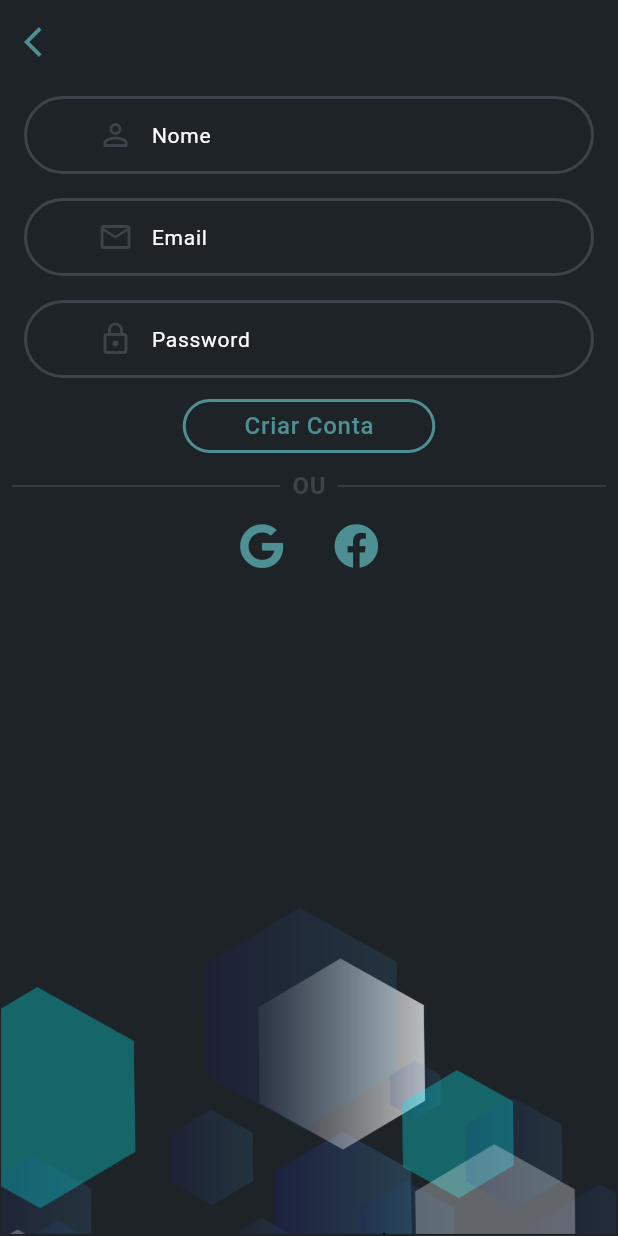
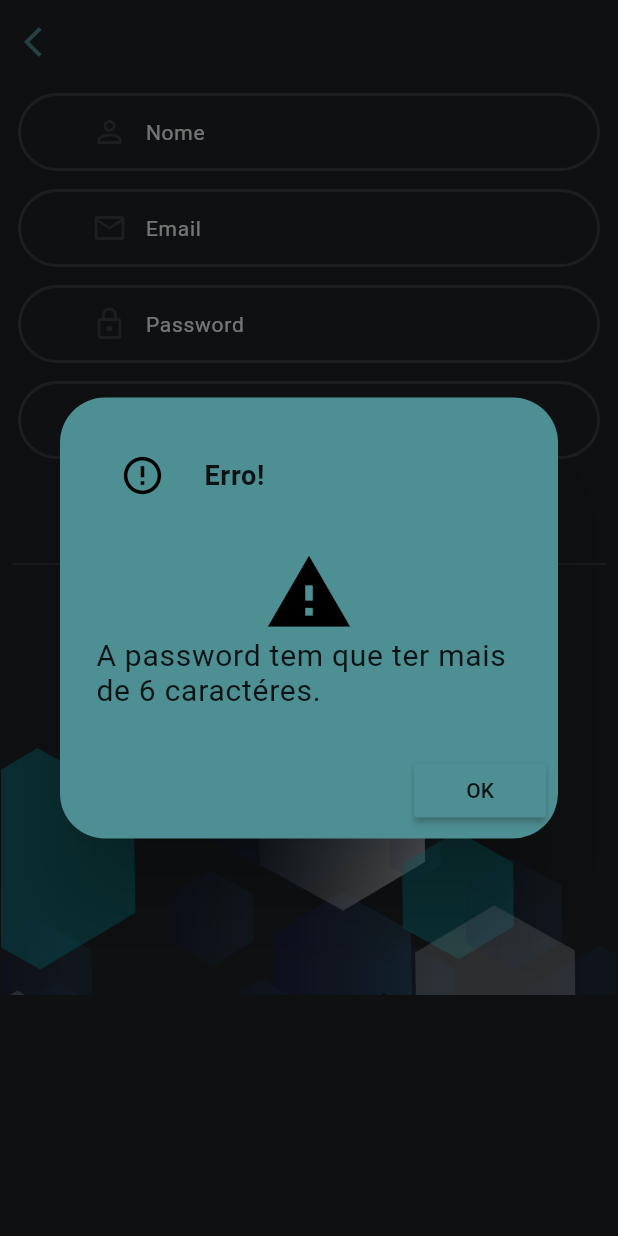
Before and after one commit to nugaa/chatme_app, a Flutter app: the TelaRegisto screen opened by its route, after a tap on "Criar Conta", on a phone screen of 412 x 824 dp. Run offline on Flutter 3.47's test engine with Material 2 defaults, Android fonts, the phone set to English and light mode, and no system bars; our stand-ins replace firebase_auth, firebase_core, font_awesome_flutter; accounts and stored records are empty; Roboto replaces fonts that are missing (Ubuntu-Regular).

```diff
--- a/lib/constantes.dart
+++ b/lib/constantes.dart
@@ -4,7 +4,8 @@ const Color corScaffold = Color(0xFF1E2328);
 const Color corUserMsg = Color(0xFF3E424B);
 const Color corBotao = Color(0xFF4E8F93);
 
-/** AVATARS **/
+/// AVATARS ///
 const Color corOnline = Color(0xFF64DD19);
 const Color corOffline = Color(0xFFbdbdbd);
-/**         **/
+
+///         ///
--- /dev/null
+++ b/lib/customwidgets/alertcustom.dart
@@ -0,0 +1,50 @@
+import 'package:chatme/constantes.dart';
+import 'package:chatme/customwidgets/textstylescustom.dart';
+import 'package:flutter/material.dart';
+
+AlertDialog alertaDialog({String titulo, String msgerro, Function onPress}) {
+  return AlertDialog(
+    backgroundColor: corBotao,
+    shape: RoundedRectangleBorder(
+      borderRadius: BorderRadius.circular(30.0),
+    ),
+    title: ListTile(
+      leading: Icon(
+        Icons.error_outline,
+        color: Colors.black,
+        size: 30.0,
+      ),
+      title: Text(
+        titulo,
+        style: textFieldStyle(
+          tamanho: 18,
+          fontWeight: FontWeight.bold,
+        ),
+      ),
+    ),
+    content: SingleChildScrollView(
+      child: Column(
+        mainAxisAlignment: MainAxisAlignment.center,
+        children: <Widget>[
+          Icon(
+            Icons.warning,
+            size: 60.0,
+            color: Colors.black,
+          ),
+          Text(
+            msgerro,
+            style: textFieldStyle(
+              tamanho: 20.0,
+            ),
+          ),
+        ],
+      ),
+    ),
+    actions: <Widget>[
+      RaisedButton(
+        child: Text('OK'),
+        onPressed: onPress,
+      )
+    ],
+  );
+}
--- a/lib/customwidgets/customWidgets.dart
+++ b/lib/customwidgets/customWidgets.dart
@@ -166,10 +166,15 @@ Padding textFieldCustom({
   String textoHint,
   double padHorizontal,
   double padVertical,
+  Function onChange,
+  TextInputType textInput,
+  TextEditingController control,
 }) {
   return Padding(
-    padding:
-        EdgeInsets.symmetric(horizontal: padHorizontal, vertical: padVertical),
+    padding: EdgeInsets.symmetric(
+        horizontal:
+            padHorizontal == null ? padHorizontal = 12.0 : padHorizontal,
+        vertical: padVertical == null ? padVertical = 6.0 : padVertical),
     child: Container(
       decoration: ShapeDecoration(
         shape: RoundedRectangleBorder(
@@ -185,6 +190,8 @@ Padding textFieldCustom({
           horizontal: 35.0,
         ),
         child: TextField(
+          controller: control,
+          keyboardType: textInput == null ? TextInputType.text : textInput,
           cursorColor: Colors.white,
           textAlignVertical: TextAlignVertical.center,
           style: textFieldStyle(
@@ -204,6 +211,7 @@ Padding textFieldCustom({
             ),
             border: InputBorder.none,
           ),
+          onChanged: onChange,
         ),
       ),
     ),
--- a/lib/main.dart
+++ b/lib/main.dart
@@ -1,29 +1,60 @@
 import 'package:chatme/telas/telalogin.dart';
 import 'package:chatme/telas/telamensagens.dart';
 import 'package:chatme/telas/telaregisto.dart';
+import 'package:firebase_core/firebase_core.dart';
 import 'package:flutter/material.dart';
 
 import 'constantes.dart';
 
 void main() {
-  runApp(MyApp());
+  runApp(App());
 }
 
-class MyApp extends StatelessWidget {
+class App extends StatefulWidget {
+  _AppState createState() => _AppState();
+}
+
+class _AppState extends State<App> {
+  // Set default `_initialized` and `_error` state to false
+  bool _iniciar = false;
+  bool _error = false;
+
+  // Define an async function to initialize FlutterFire
+  void initializeFlutterFire() async {
+    try {
+      // Wait for Firebase to initialize and set `_initialized` state to true
+      await Firebase.initializeApp();
+      setState(() {
+        _iniciar = true;
+      });
+    } catch (e) {
+      // Set `_error` state to true if Firebase initialization fails
+      setState(() {
+        _error = true;
+      });
+    }
+  }
+
+  @override
+  void initState() {
+    initializeFlutterFire();
+    super.initState();
+  }
+
   @override
   Widget build(BuildContext context) {
+    // Show error message if initialization failed
+    if (_error) {
+      print('Erro!');
+    }
+
+    // Show a loader until FlutterFire is initialized
+    if (!_iniciar) {
+      return Center(child: CircularProgressIndicator());
+    }
+
     return MaterialApp(
-      theme: ThemeData(
-        primaryColor: Colors.white,
-        primaryColorDark: Colors.white,
-        buttonColor: corBotao,
-        fontFamily: 'Ubuntu-Regular',
-        scaffoldBackgroundColor: corScaffold,
-        cardColor: corUserMsg,
-        buttonTheme: ButtonThemeData(
-          buttonColor: corBotao,
-        ),
-      ),
+      theme: _tema,
       initialRoute: TelaLogin.id,
       routes: {
         TelaLogin.id: (context) => TelaLogin(),
@@ -33,3 +64,15 @@ class MyApp extends StatelessWidget {
     );
   }
 }
+
+ThemeData _tema = ThemeData(
+  primaryColor: Colors.white,
+  primaryColorDark: Colors.white,
+  buttonColor: corBotao,
+  fontFamily: 'Ubuntu-Regular',
+  scaffoldBackgroundColor: corScaffold,
+  cardColor: corUserMsg,
+  buttonTheme: ButtonThemeData(
+    buttonColor: corBotao,
+  ),
+);
--- a/lib/telas/telalogin.dart
+++ b/lib/telas/telalogin.dart
@@ -12,6 +12,9 @@ class TelaLogin extends StatefulWidget {
 }
 
 class _TelaLoginState extends State<TelaLogin> {
+  String email;
+  String password;
+
   @override
   Widget build(BuildContext context) {
     return Scaffold(
@@ -39,14 +42,19 @@ class _TelaLoginState extends State<TelaLogin> {
                         esconderTexto: false,
                         icone: Icons.person_outline,
                         textoHint: 'Introduza o seu email',
-                    ),
+                        textInput: TextInputType.emailAddress,
+                        onChange: (value) {
+                          email = value;
+                        }),
                     textFieldCustom(
                         padHorizontal: 16.0,
                         padVertical: 16.0,
                         esconderTexto: true,
                         icone: Icons.lock_outline,
                         textoHint: 'Introduza a sua password',
-                    ),
+                        onChange: (value) {
+                          password = value;
+                        }),
                     Row(
                       mainAxisAlignment: MainAxisAlignment.center,
                       children: <Widget>[
--- a/lib/telas/telaregisto.dart
+++ b/lib/telas/telaregisto.dart
@@ -1,7 +1,11 @@
+import 'package:chatme/customwidgets/alertcustom.dart';
 import 'package:chatme/customwidgets/customWidgets.dart';
 import 'package:font_awesome_flutter/font_awesome_flutter.dart';
 import 'package:flutter/material.dart';
 import '../constantes.dart';
+import 'package:firebase_auth/firebase_auth.dart';
+
+import '../utilizador.dart';
 
 class TelaRegisto extends StatefulWidget {
   static const String id = 'tela_registar';
@@ -10,6 +14,14 @@ class TelaRegisto extends StatefulWidget {
 }
 
 class _TelaRegistoState extends State<TelaRegisto> {
+  Utilizador utilizador = Utilizador();
+  TextEditingController _nomeControl = TextEditingController();
+  TextEditingController _emailControl = TextEditingController();
+  TextEditingController _passwordControl = TextEditingController();
+  TextEditingController _passverificaControl = TextEditingController();
+
+  final _auth = FirebaseAuth.instance;
+
   @override
   Widget build(BuildContext context) {
     return Scaffold(
@@ -18,33 +30,81 @@ class _TelaRegistoState extends State<TelaRegisto> {
         onPress: () => Navigator.popAndPushNamed(context, '/'),
       ), // _appbar
       body: SafeArea(
+        child: SingleChildScrollView(
           child: Column(
             children: <Widget>[
               textFieldCustom(
-              padHorizontal: 16.0,
-              padVertical: 8.0,
+                control: _nomeControl,
                 esconderTexto: false,
                 icone: Icons.person_outline,
                 textoHint: 'Nome',
+                onChange: (value) {
+                  utilizador.email = value;
+                },
               ),
               textFieldCustom(
-              padHorizontal: 16.0,
-              padVertical: 8.0,
+                  control: _emailControl,
                   esconderTexto: false,
                   icone: Icons.mail_outline,
                   textoHint: 'Email',
-            ),
+                  textInput: TextInputType.emailAddress,
+                  onChange: (value) {
+                    utilizador.email = value;
+                  }),
               textFieldCustom(
-              padHorizontal: 16.0,
-              padVertical: 8.0,
+                  control: _passwordControl,
                   esconderTexto: true,
                   icone: Icons.lock_outline,
                   textoHint: 'Password',
-            ),
+                  onChange: (value) {
+                    utilizador.password = value;
+                  }),
+              textFieldCustom(
+                  control: _passverificaControl,
+                  esconderTexto: true,
+                  icone: Icons.lock_outline,
+                  textoHint: 'Verificar password',
+                  onChange: (value) {
+                    utilizador.passverifica = value;
+                  }),
               outlineButtonCustom(
                 texto: 'Criar Conta',
+                onPress: () async {
+                  //TODO: REGISTAR COM DADOS DAS TEXTFIELD
+                  if (_passwordControl.text == _passverificaControl.text &&
+                      _passwordControl.text.length >= 6) {
+                    try {
+                      final novoUser =
+                          await _auth.createUserWithEmailAndPassword(
+                              email: utilizador.email,
+                              password: utilizador.password);
+                    } catch (e) {
+                      print(e);
+                    }
+                    _passwordControl.clear();
+                    _passverificaControl.clear();
+                    _nomeControl.clear();
+                    _emailControl.clear();
+                    Navigator.pop(context);
+                  } else {
+                    showDialog(
+                      context: context,
+                      builder: (_) {
+                        return alertaDialog(
+                          titulo: 'Erro!',
+                          msgerro: _passwordControl.text.length < 6
+                              ? 'A password tem que ter mais de 6 caractéres.'
+                              : 'As passwords não coincidem.',
                           onPress: () {
-                //TODO: REGISTAR COM DADOS DAS TEXTFIELD
+                            _passwordControl.clear();
+                            _passverificaControl.clear();
+                            Navigator.pop(context);
+                          },
+                        );
+                      },
+                      barrierDismissible: true,
+                    );
+                  }
                 },
               ),
               separador,
@@ -72,7 +132,6 @@ class _TelaRegistoState extends State<TelaRegisto> {
                   ),
                 ],
               ),
-            Spacer(),
               Align(
                 alignment: Alignment.bottomCenter,
                 child: Image.asset(
@@ -80,6 +139,7 @@ class _TelaRegistoState extends State<TelaRegisto> {
                 ),
               )
             ],
+          ),
         ),
       ),
     );
--- /dev/null
+++ b/lib/utilizador.dart
@@ -0,0 +1,30 @@
+class Utilizador {
+  String _nome;
+  String _email;
+  String _password;
+  String _passverifica;
+
+  String get passverifica => _passverifica;
+
+  set passverifica(String value) {
+    _passverifica = value;
+  }
+
+  String get password => _password;
+
+  set password(String value) {
+    _password = value;
+  }
+
+  String get email => _email;
+
+  set email(String value) {
+    _email = value;
+  }
+
+  String get nome => _nome;
+
+  set nome(String value) {
+    _nome = value;
+  }
+}
--- a/pubspec.yaml
+++ b/pubspec.yaml
@@ -29,6 +29,9 @@ dependencies:
   # Use with the CupertinoIcons class for iOS style icons.
   cupertino_icons: ^0.1.3
   font_awesome_flutter: ^8.8.1
+  firebase_core: ^0.5.0
+  firebase_auth: ^0.18.0+1
+  cloud_firestore: ^0.14.0+2
 
 dev_dependencies:
   flutter_test:
```
Also changed, not shown: pubspec.lock, 3 other files. Lines whose indentation alone changed are shown as unchanged.
